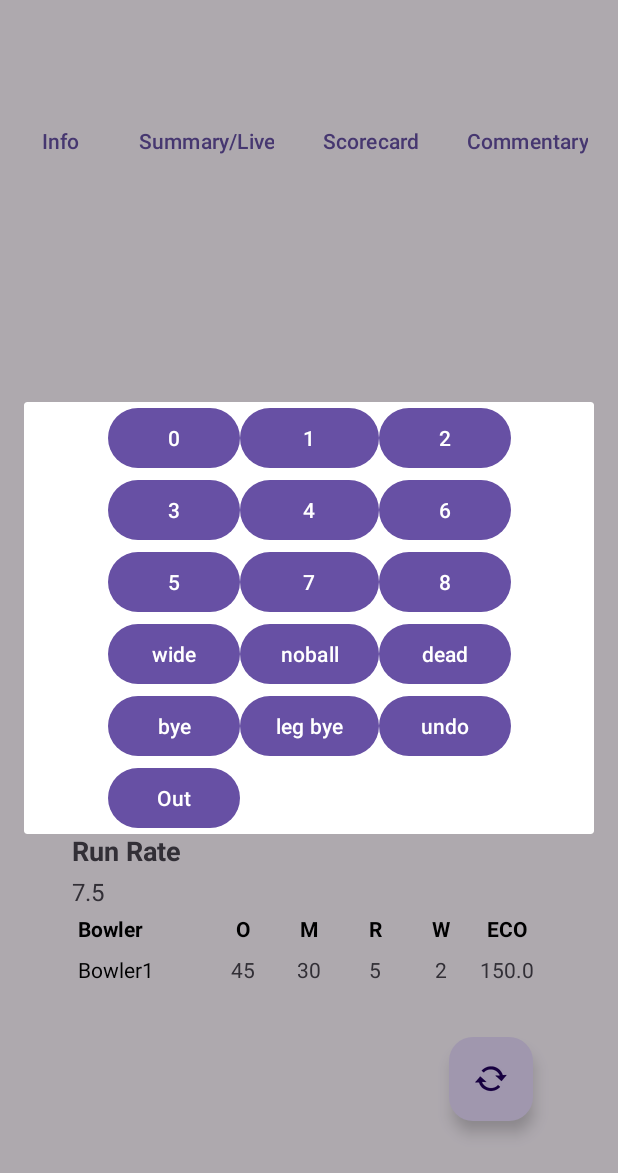
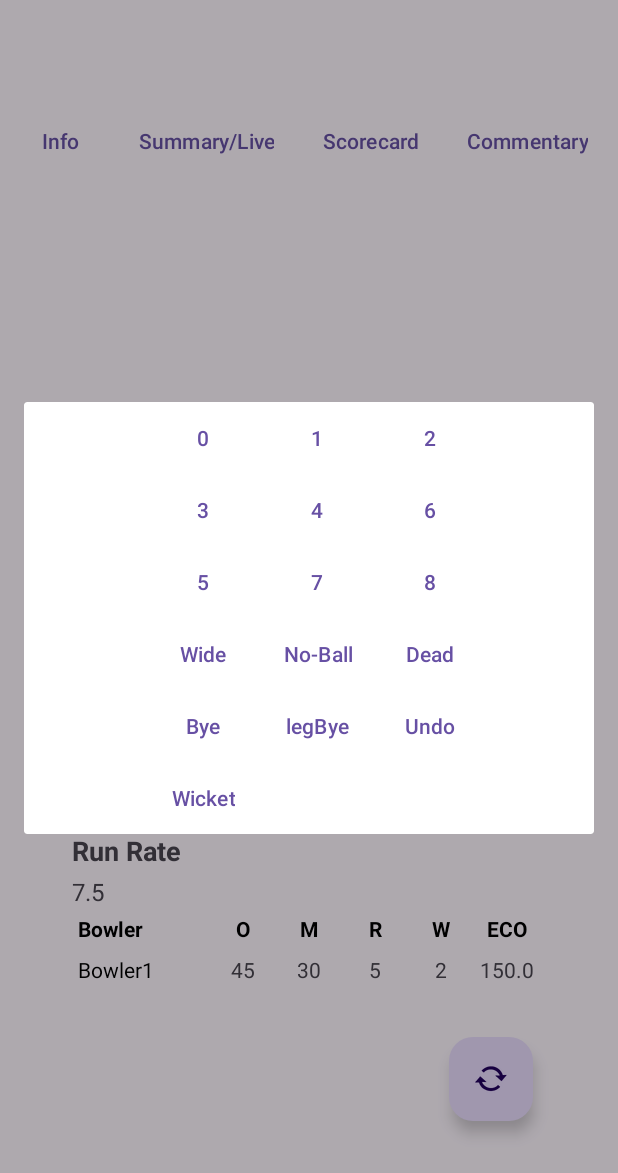
Before and after one commit to Yashhwanth/CricEasy, an Android app: the MatchActivity screen opened directly, with no data from a screen before it, after a tap on "Open the Scoring Popup", on a phone screen of 412 x 824 dp. Shown: the top 1173 px of the screen. Run offline under Robolectric (Android 15) with nearby library versions, the phone set to English and light mode, and no system bars.

Commit message:
Addition of strings to Strings.xml file

```diff
--- a/app/src/main/java/com/cricketscoringapp/criceasy/MatchActivity.java
+++ b/app/src/main/java/com/cricketscoringapp/criceasy/MatchActivity.java
@@ -90,23 +90,22 @@ public class MatchActivity extends AppCompatActivity {
 
 
     public void popup() {
-        // Inflate the scoring layout
         View dialogView = getLayoutInflater().inflate(R.layout.activity_scoring, null);
         Button btn_0, btn_1, btn_2, btn_3, btn_4, btn_5, btn_6, btn_7, btn_8, btn_bye, btn_leg_bye, btn_wide, btn_noball, btn_wicket;
-        btn_0 = dialogView.findViewById(R.id.button21);
-        btn_1 = dialogView.findViewById(R.id.button22);
-        btn_2 = dialogView.findViewById(R.id.button23);
-        btn_3 = dialogView.findViewById(R.id.button20);
-        btn_4 = dialogView.findViewById(R.id.button19);
-        btn_5 = dialogView.findViewById(R.id.button17);
-        btn_6 = dialogView.findViewById(R.id.button18);
-        btn_7 = dialogView.findViewById(R.id.button15);
-        btn_8 = dialogView.findViewById(R.id.button16);
-        btn_bye = dialogView.findViewById(R.id.button9);
-        btn_leg_bye = dialogView.findViewById(R.id.button10);
-        btn_wide = dialogView.findViewById(R.id.button14);
-        btn_noball = dialogView.findViewById(R.id.button12);
-        btn_wicket = dialogView.findViewById(R.id.button24);
+        btn_0 = dialogView.findViewById(R.id.zeroScoringButton);
+        btn_1 = dialogView.findViewById(R.id.oneScoringButton);
+        btn_2 = dialogView.findViewById(R.id.twoScoringButton);
+        btn_3 = dialogView.findViewById(R.id.threeScoringButton);
+        btn_4 = dialogView.findViewById(R.id.fourScoringButton);
+        btn_5 = dialogView.findViewById(R.id.fiveScoringButton);
+        btn_6 = dialogView.findViewById(R.id.sixScoringButton);
+        btn_7 = dialogView.findViewById(R.id.sevenScoringButton);
+        btn_8 = dialogView.findViewById(R.id.eightScoringButton);
+        btn_bye = dialogView.findViewById(R.id.byeScoringButton);
+        btn_leg_bye = dialogView.findViewById(R.id.legByeScoringButton);
+        btn_wide = dialogView.findViewById(R.id.wideScoringButton);
+        btn_noball = dialogView.findViewById(R.id.noBallScoringButton);
+        btn_wicket = dialogView.findViewById(R.id.wicketScoringButton);
 
 
         // Create the dialog
--- a/app/src/main/java/com/cricketscoringapp/criceasy/ScoringActivity.java
+++ b/app/src/main/java/com/cricketscoringapp/criceasy/ScoringActivity.java
@@ -15,10 +15,10 @@ public class ScoringActivity extends AppCompatActivity {
         super.onCreate(savedInstanceState);
         setContentView(R.layout.activity_scoring); // Make sure this layout file exists
 
-        Button dialogbuttonwide = findViewById(R.id.button14);
-        Button dialogbuttonnb = findViewById(R.id.button12);
-        Button dialogbuttonbyes = findViewById(R.id.button9);
-        Button dialogbuttonlbyes = findViewById(R.id.button10);
+        Button dialogbuttonwide = findViewById(R.id.wideScoringButton);
+        Button dialogbuttonnb = findViewById(R.id.noBallScoringButton);
+        Button dialogbuttonbyes = findViewById(R.id.byeScoringButton);
+        Button dialogbuttonlbyes = findViewById(R.id.legByeScoringButton);
 
         dialogbuttonwide.setOnClickListener(view -> dialog(ScoringActivity.this));
         dialogbuttonnb.setOnClickListener(view -> dialog(ScoringActivity.this));
--- a/app/src/main/res/layout/activity_scoring.xml
+++ b/app/src/main/res/layout/activity_scoring.xml
@@ -2,10 +2,12 @@
 <androidx.constraintlayout.widget.ConstraintLayout xmlns:android="http://schemas.android.com/apk/res/android"
     xmlns:app="http://schemas.android.com/apk/res-auto"
     xmlns:tools="http://schemas.android.com/tools"
+    android:id="@+id/scoringActivityLayout"
     android:layout_width="match_parent"
     android:layout_height="match_parent">
 
     <TableLayout
+        android:id="@+id/scoringButtonsTable"
         android:layout_width="wrap_content"
         android:layout_height="wrap_content"
         app:layout_constraintBottom_toBottomOf="parent"
@@ -17,148 +19,157 @@
 
         <TableRow
             android:layout_width="match_parent"
-            android:layout_height="match_parent">
+            android:layout_height="match_parent"
+            style="?android:attr/buttonBarStyle">
+            <Button
+                android:id="@+id/zeroScoringButton"
+                android:layout_width="wrap_content"
+                android:layout_height="wrap_content"
+                style="?android:attr/buttonBarButtonStyle"
+                android:tag="0"
+                android:text="@string/zeroScoringButton" />
 
             <Button
-                android:id="@+id/button21"
+                android:id="@+id/oneScoringButton"
                 android:layout_width="wrap_content"
                 android:layout_height="wrap_content"
-                android:onClick="scorebutton"
-                android:text="0"
-                android:tag="0" />
+                style="?android:attr/buttonBarButtonStyle"
+                android:tag="1"
+                android:text="@string/oneScoringButton" />
 
             <Button
-                android:id="@+id/button22"
+                android:id="@+id/twoScoringButton"
                 android:layout_width="wrap_content"
                 android:layout_height="wrap_content"
-                android:onClick="scorebutton"
-                android:text="1"
-                android:tag="1" />
-
-            <Button
-                android:id="@+id/button23"
-                android:layout_width="wrap_content"
-                android:layout_height="wrap_content"
-                android:onClick="scorebutton"
-                android:text="2"
-                android:tag="2" />
+                style="?android:attr/buttonBarButtonStyle"
+                android:tag="2"
+                android:text="@string/twoScoringButton" />
         </TableRow>
 
         <TableRow
             android:layout_width="match_parent"
-            android:layout_height="match_parent">
+            android:layout_height="match_parent"
+            style="?android:attr/buttonBarStyle">
+
 
             <Button
-                android:id="@+id/button20"
+                android:id="@+id/threeScoringButton"
                 android:layout_width="wrap_content"
                 android:layout_height="wrap_content"
-                android:onClick="scorebutton"
-                android:text="3"
-                android:tag="3" />
+                style="?android:attr/buttonBarButtonStyle"
+                android:tag="3"
+                android:text="@string/threeScoringButton" />
 
             <Button
-                android:id="@+id/button19"
+                android:id="@+id/fourScoringButton"
                 android:layout_width="wrap_content"
                 android:layout_height="wrap_content"
-                android:onClick="scorebutton"
-                android:text="4"
-                android:tag="4" />
+                style="?android:attr/buttonBarButtonStyle"
+                android:tag="4"
+                android:text="@string/fourScoringButton" />
 
             <Button
-                android:id="@+id/button18"
+                android:id="@+id/sixScoringButton"
                 android:layout_width="wrap_content"
                 android:layout_height="wrap_content"
-                android:onClick="scorebutton"
-                android:text="6"
-                android:tag="6" />
+                style="?android:attr/buttonBarButtonStyle"
+                android:tag="6"
+                android:text="@string/sixScoringButton" />
         </TableRow>
 
         <TableRow
             android:layout_width="match_parent"
-            android:layout_height="match_parent">
+            android:layout_height="match_parent"
+            style="?android:attr/buttonBarStyle">
 
         <Button
-                android:id="@+id/button17"
+                android:id="@+id/fiveScoringButton"
                 android:layout_width="wrap_content"
                 android:layout_height="wrap_content"
-                android:onClick="scorebutton"
-                android:text="5"
-                android:tag="5" />
+                style="?android:attr/buttonBarButtonStyle"
+                android:tag="5"
+                android:text="@string/fiveScoringButton" />
 
             <Button
-                android:id="@+id/button15"
+                android:id="@+id/sevenScoringButton"
                 android:layout_width="wrap_content"
                 android:layout_height="wrap_content"
-                android:onClick="scorebutton"
-                android:text="7" />
+                style="?android:attr/buttonBarButtonStyle"
+                android:text="@string/sevenScoringButton" />
 
             <Button
-                android:id="@+id/button16"
+                android:id="@+id/eightScoringButton"
                 android:layout_width="wrap_content"
                 android:layout_height="wrap_content"
-                android:onClick="scorebutton"
-                android:text="8" />
+                style="?android:attr/buttonBarButtonStyle"
+                android:text="@string/eightScoringButton" />
         </TableRow>
 
         <TableRow
             android:layout_width="match_parent"
-            android:layout_height="match_parent">
+            android:layout_height="match_parent"
+            style="?android:attr/buttonBarStyle">
 
         <Button
-                android:id="@+id/button14"
+                android:id="@+id/wideScoringButton"
                 android:layout_width="wrap_content"
                 android:layout_height="wrap_content"
-
-                android:text="wide" />
+                style="?android:attr/buttonBarButtonStyle"
+                android:text="@string/wideScoringButton" />
 
             <Button
-                android:id="@+id/button12"
+                android:id="@+id/noBallScoringButton"
                 android:layout_width="wrap_content"
                 android:layout_height="wrap_content"
-
-                android:text="noball" />
+                style="?android:attr/buttonBarButtonStyle"
+                android:text="@string/noBallScoringButton" />
 
             <Button
                 android:id="@+id/button13"
                 android:layout_width="wrap_content"
                 android:layout_height="wrap_content"
-                android:onClick="scorebutton"
-                android:text="dead" />
+                style="?android:attr/buttonBarButtonStyle"
+                android:text="@string/deadScoringButton" />
         </TableRow>
 
         <TableRow
             android:layout_width="match_parent"
-            android:layout_height="wrap_content">
+            android:layout_height="wrap_content"
+            style="?android:attr/buttonBarStyle">
+
 
             <Button
-                android:id="@+id/button9"
+                android:id="@+id/byeScoringButton"
                 android:layout_width="wrap_content"
                 android:layout_height="wrap_content"
-
-                android:text="bye" />
+                style="?android:attr/buttonBarButtonStyle"
+                android:text="@string/byeScoringButton" />
 
             <Button
-                android:id="@+id/button10"
+                android:id="@+id/legByeScoringButton"
                 android:layout_width="wrap_content"
                 android:layout_height="wrap_content"
-                android:text="leg bye" />
+                style="?android:attr/buttonBarButtonStyle"
+                android:text="@string/legByeScoringButton" />
 
             <Button
                 android:id="@+id/button11"
                 android:layout_width="wrap_content"
                 android:layout_height="wrap_content"
-                android:text="undo" />
+                style="?android:attr/buttonBarButtonStyle"
+                android:text="@string/undoScoringButton" />
         </TableRow>
 
         <TableRow
             android:layout_width="match_parent"
-            android:layout_height="match_parent">
-
+            android:layout_height="match_parent"
+            style="?android:attr/buttonBarStyle">
         <Button
-                android:id="@+id/button24"
+                android:id="@+id/wicketScoringButton"
                 android:layout_width="wrap_content"
                 android:layout_height="wrap_content"
-                android:text="Out" />
+                style="?android:attr/buttonBarButtonStyle"
+                android:text="@string/wicketScoringButton" />
         </TableRow>
 
     </TableLayout>
--- a/app/src/main/res/values/strings.xml
+++ b/app/src/main/res/values/strings.xml
@@ -58,8 +58,24 @@
     <string name="commentaryButton">Commentary</string>
     <string name="teamsButton">Teams</string>
     <string name="floatingButtonContentDescription">Open the Scoring Popup</string>
-<!--    <string name="stumped_ball_type">Ball type while Stumping</string>-->
-<!--    <string name="stumped_ball_type">Ball type while Stumping</string>-->
+    activity scoring
+    <string name="zeroScoringButton">0</string>
+    <string name="oneScoringButton">1</string>
+    <string name="twoScoringButton">2</string>
+    <string name="threeScoringButton">3</string>
+    <string name="fourScoringButton">4</string>
+    <string name="fiveScoringButton">5</string>
+    <string name="sixScoringButton">6</string>
+    <string name="sevenScoringButton">7</string>
+    <string name="eightScoringButton">8</string>
+    <string name="wideScoringButton">Wide</string>
+    <string name="noBallScoringButton">No-Ball</string>
+    <string name="byeScoringButton">Bye</string>
+    <string name="legByeScoringButton">legBye</string>
+    <string name="wicketScoringButton">Wicket</string>
+    <string name="deadScoringButton">Dead</string>
+    <string name="undoScoringButton">Undo</string>
+
 
 
 
```
Lines whose indentation alone changed are shown as unchanged.
